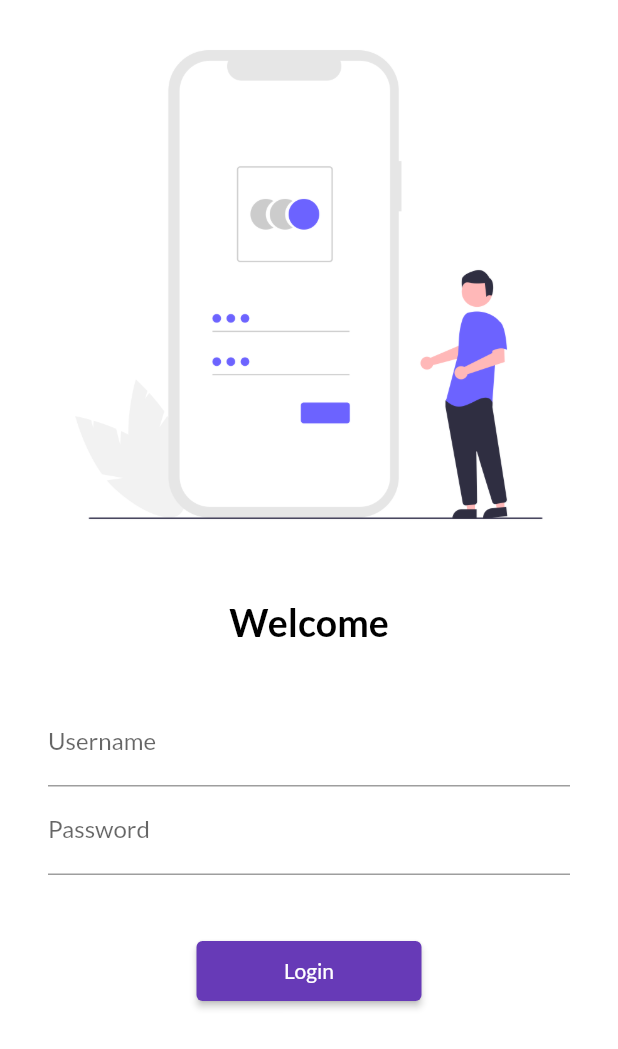
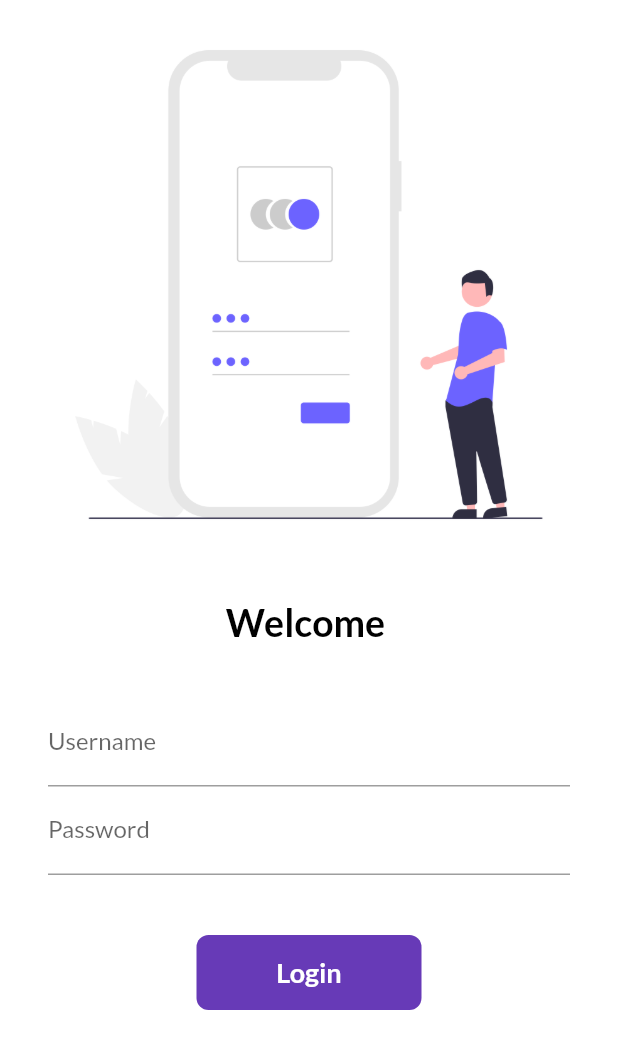
Before and after one commit to silokilo966/30DaysofFlutter, a Flutter app: the screen it shows after launch, on a phone screen of 412 x 824 dp. Shown: the top 1049 px of the screen. Run offline on Flutter 3.47's test engine with Material 2 defaults, Android fonts, the phone set to English and light mode, and no system bars; our stand-ins replace google_fonts.

Commit message:
day6 completed

```diff
--- a/lib/pages/login_page.dart
+++ b/lib/pages/login_page.dart
@@ -1,7 +1,16 @@
+import 'dart:io';
+
 import 'package:flutter/material.dart';
 import 'package:learning_flutter/pages/utils/routes.dart';
 
-class LoginPage extends StatelessWidget {
+class LoginPage extends StatefulWidget {
+  @override
+  _LoginPageState createState() => _LoginPageState();
+}
+
+class _LoginPageState extends State<LoginPage> {
+  String name = "";
+  bool changeButton = false;
   @override
   Widget build(BuildContext context) {
     return Material(
@@ -10,7 +19,7 @@ class LoginPage extends StatelessWidget {
           child: Column(children: [
             Image.asset("assets/images/login_image.png", fit: BoxFit.cover),
             SizedBox(height: 20.0),
-            Text("Welcome",
+            Text("Welcome $name",
                 style: TextStyle(
                     fontSize: 25,
                     color: Colors.black,
@@ -22,18 +31,50 @@ class LoginPage extends StatelessWidget {
               child: Column(children: [
                 TextFormField(
                     decoration: InputDecoration(
-                        hintText: "Enter Username", labelText: "Username")),
+                        hintText: "Enter Username", labelText: "Username"),
+                    onChanged: (value) {
+                      name = value;
+                      setState(() {});
+                    }),
                 TextFormField(
                     obscureText: true,
                     decoration: InputDecoration(
                         hintText: "Enter Password", labelText: "Password")),
                 SizedBox(height: 40.0),
-                ElevatedButton(
-                    child: Text("Login"),
-                    style: TextButton.styleFrom(minimumSize: Size(150, 40)),
-                    onPressed: () {
-                      Navigator.pushNamed(context, MyRoutes.homeRoute);
-                    }),
+                InkWell(
+                  onTap: () async {
+                    setState(() {
+                      changeButton = true;
+                    });
+                    await Future.delayed(Duration(seconds: 1));
+                    Navigator.pushNamed(context, MyRoutes.homeRoute);
+                  },
+                  child: AnimatedContainer(
+                    duration: Duration(seconds: 1),
+                    width: changeButton ? 50 : 150,
+                    height: 50,
+                    alignment: Alignment.center,
+                    child: changeButton
+                        ? Icon(Icons.done, color: Colors.white)
+                        : Text("Login",
+                            style: TextStyle(
+                                color: Colors.white,
+                                fontWeight: FontWeight.bold,
+                                fontSize: 18)),
+                    decoration: BoxDecoration(
+                        color: Colors.deepPurple,
+                        // shape:
+                        //     changeButton ? BoxShape.circle : BoxShape.rectangle,
+                        borderRadius:
+                            BorderRadius.circular(changeButton ? 20 : 8)),
+                  ),
+                )
+                // ElevatedButton(
+                //     child: Text("Login"),
+                //     style: TextButton.styleFrom(minimumSize: Size(150, 40)),
+                //     onPressed: () {
+                //       Navigator.pushNamed(context, MyRoutes.homeRoute);
+                //     }),
               ]),
             )
           ]),
```
